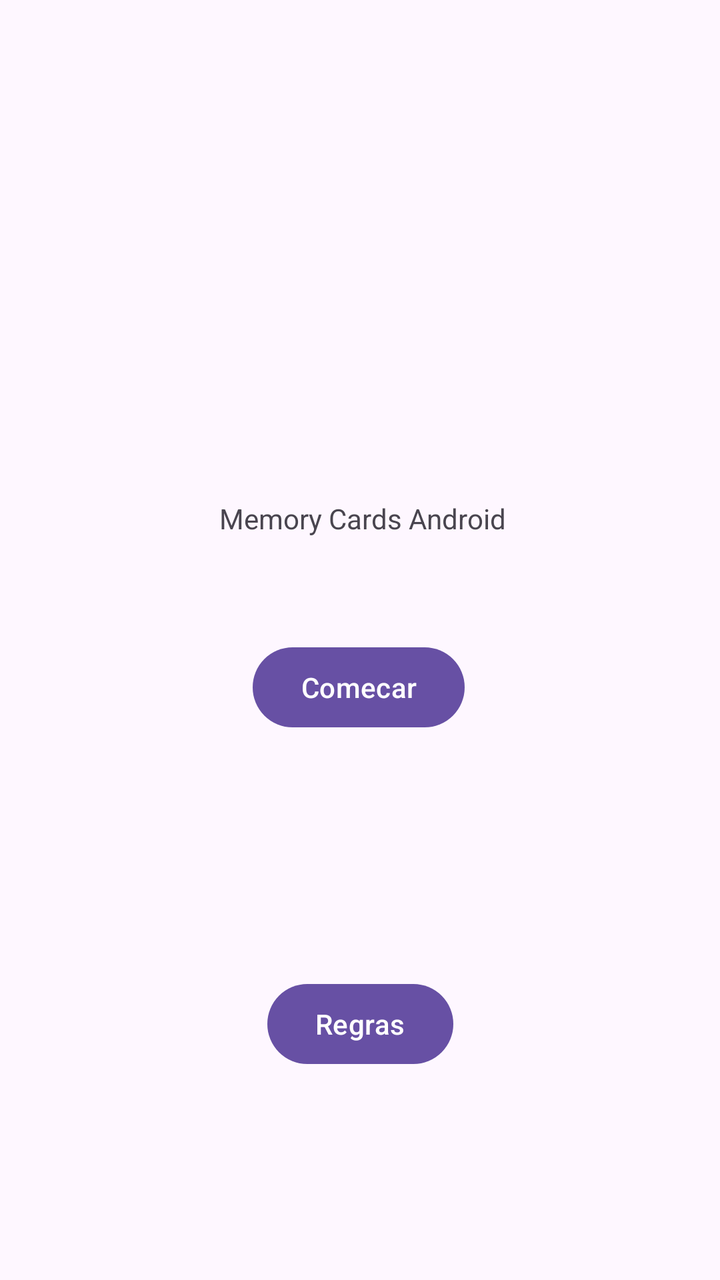
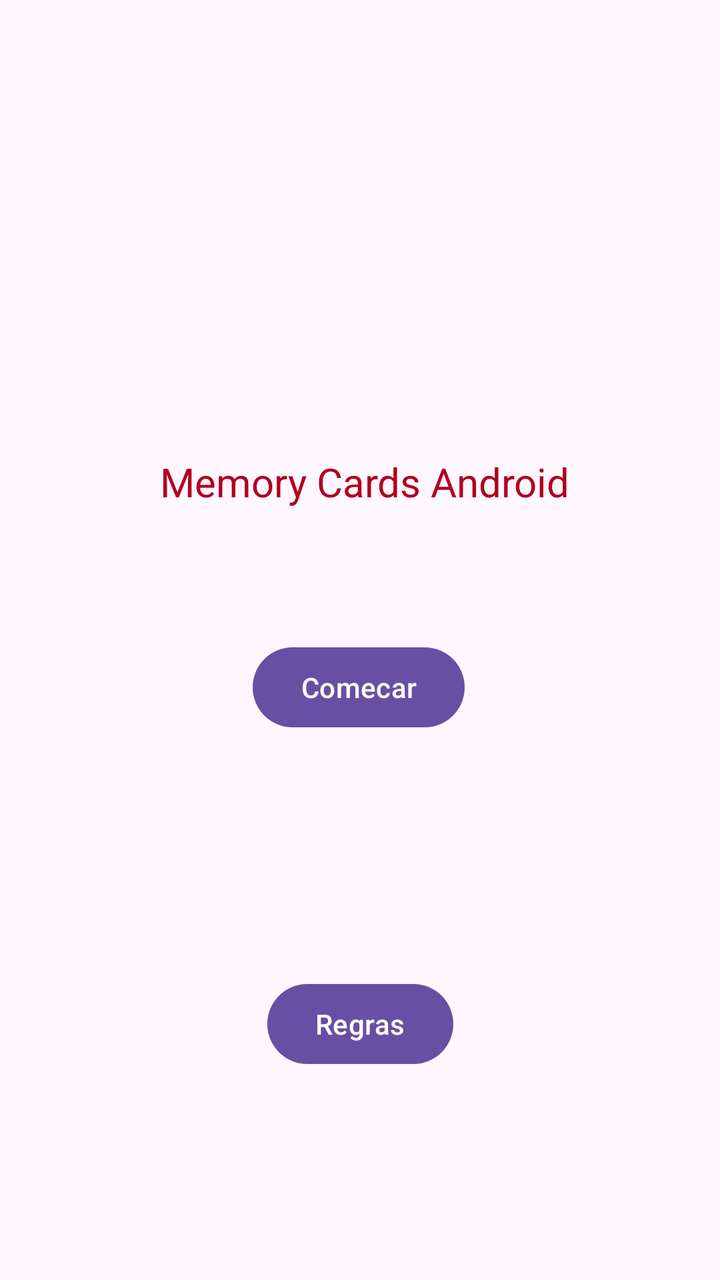

The first picture is an Android layout as it rendered before a commit; the second is the same layout after the commit. The layout source and the unified diff follow.
<!-- AndroidManifest.xml: application theme Theme.Atividade_bimestral -->
<!-- res/layout/activity_main.xml -->
<?xml version="1.0" encoding="utf-8"?>
<androidx.constraintlayout.widget.ConstraintLayout xmlns:android="http://schemas.android.com/apk/res/android"
    xmlns:app="http://schemas.android.com/apk/res-auto"
    xmlns:tools="http://schemas.android.com/tools"
    android:id="@+id/main"
    android:layout_width="match_parent"
    android:layout_height="match_parent"
    tools:context=".MainActivity">

    <TextView
        android:id="@+id/nome"
        android:layout_width="wrap_content"
        android:layout_height="wrap_content"
        android:layout_marginBottom="8dp"
        android:text=" Memory Cards Android"
        app:layout_constraintBottom_toTopOf="@+id/btn_start"
        app:layout_constraintEnd_toEndOf="parent"
        app:layout_constraintHorizontal_bias="0.498"
        app:layout_constraintStart_toStartOf="parent"
        app:layout_constraintTop_toTopOf="parent"
        app:layout_constraintVertical_bias="0.853" />

    <Button
        android:id="@+id/btn_start"
        android:layout_width="wrap_content"
        android:layout_height="wrap_content"
        android:layout_marginTop="8dp"
        android:layout_marginBottom="16dp"
        android:text="Comecar"
        app:layout_constraintBottom_toBottomOf="parent"
        app:layout_constraintEnd_toEndOf="parent"
        app:layout_constraintHorizontal_bias="0.498"
        app:layout_constraintStart_toStartOf="parent"
        app:layout_constraintTop_toTopOf="parent"
        app:layout_constraintVertical_bias="0.549" />

    <Button
        android:id="@+id/btn_regras"
        android:layout_width="wrap_content"
        android:layout_height="wrap_content"
        android:layout_marginTop="16dp"
        android:text="Regras"
        app:layout_constraintBottom_toBottomOf="parent"
        app:layout_constraintEnd_toEndOf="parent"
        app:layout_constraintHorizontal_bias="0.501"
        app:layout_constraintStart_toStartOf="parent"
        app:layout_constraintTop_toBottomOf="@+id/btn_start" />

</androidx.constraintlayout.widget.ConstraintLayout>
<!-- resources referenced by this layout -->
<resources>
  <style name="Theme.Atividade_bimestral" parent="Base.Theme.Atividade_bimestral" />
  <style name="Base.Theme.Atividade_bimestral" parent="Theme.Material3.DayNight.NoActionBar">
          
          
      </style>
</resources>

<!-- the commit's change to res/layout/activity_main.xml (unified diff, before → after) -->
@@ -9,10 +9,13 @@
 
     <TextView
         android:id="@+id/nome"
-        android:layout_width="wrap_content"
-        android:layout_height="wrap_content"
+        android:layout_width="227dp"
+        android:layout_height="71dp"
         android:layout_marginBottom="8dp"
+        android:gravity="center"
         android:text=" Memory Cards Android"
+        android:textColor="@color/design_default_color_error"
+        android:textSize="20sp"
         app:layout_constraintBottom_toTopOf="@+id/btn_start"
         app:layout_constraintEnd_toEndOf="parent"
         app:layout_constraintHorizontal_bias="0.498"
